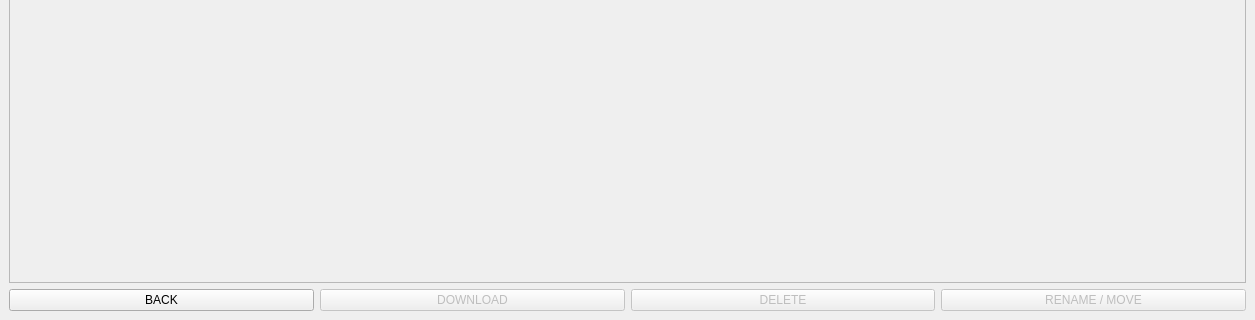
First picture: the form in mainwindow.ui, repository Robertzzel/NAS-CLIENT, before the edit; both pictures show x 0 to 1255 and y 345 to 665 of the 1255 by 665 pixel window.
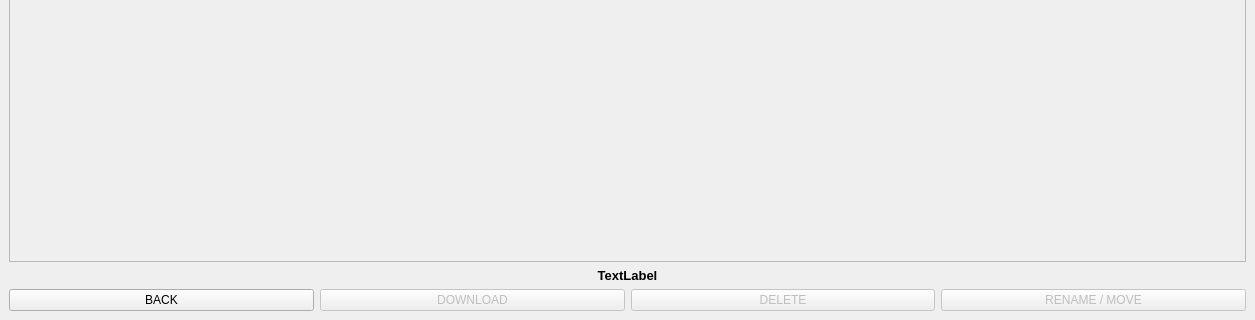
Second picture: the form after the edit.

Commit message: status bar changes

```diff
--- a/mainwindow.ui
+++ b/mainwindow.ui
@@ -89,12 +89,28 @@
          <x>0</x>
          <y>0</y>
          <width>1235</width>
-         <height>546</height>
+         <height>522</height>
         </rect>
        </property>
       </widget>
      </widget>
     </item>
+    <item>
+     <widget class="QLabel" name="statusLabel">
+      <property name="font">
+       <font>
+        <pointsize>10</pointsize>
+        <bold>true</bold>
+       </font>
+      </property>
+      <property name="text">
+       <string>TextLabel</string>
+      </property>
+      <property name="alignment">
+       <set>Qt::AlignCenter</set>
+      </property>
+     </widget>
+    </item>
     <item>
      <layout class="QHBoxLayout" name="horizontalLayout">
       <item>
```
The commit also changes 7 other files.
